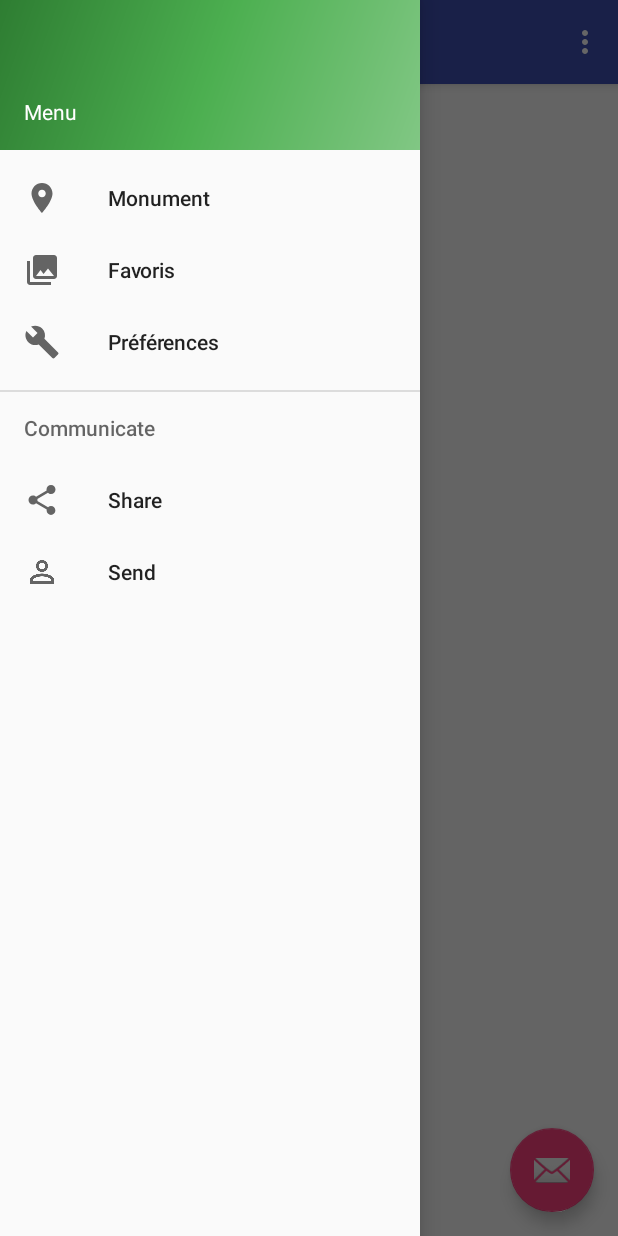
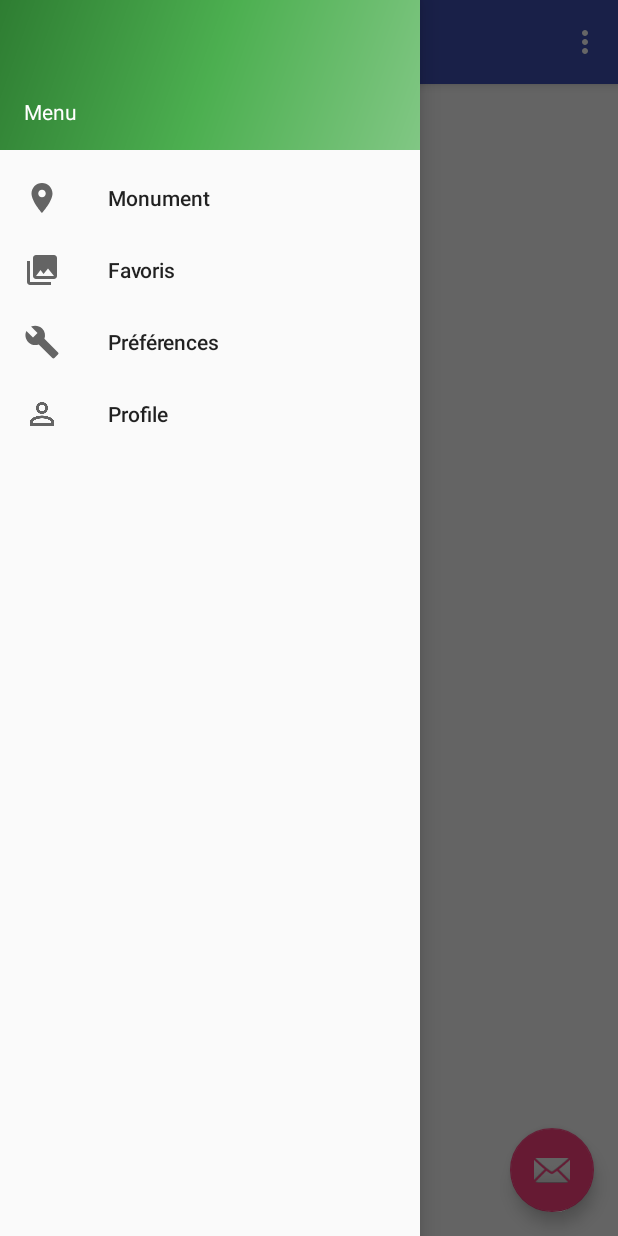
Before and after one commit to TravelCompanion/TravelCompanion, an Android app: the MenuActivity screen opened directly, with no data from a screen before it, with the side drawer open, on a phone screen of 412 x 824 dp. Run offline under Robolectric (Android 15) with nearby library versions, the light colour scheme and no system bars.

Commit message:
début ajout de la bar de menu de la page profile

```diff
--- a/TravelCompanionApp/app/src/main/AndroidManifest.xml
+++ b/TravelCompanionApp/app/src/main/AndroidManifest.xml
@@ -51,7 +51,8 @@
 
         <activity
             android:name="com.example.voyage.travelcompanionapp.MapsActivity"
-            android:label="@string/title_activity_maps" />
+            android:label="@string/title_activity_maps"
+            android:theme="@style/AppTheme.NoActionBar" />
         <activity
             android:name="com.example.voyage.travelcompanionapp.ProfilActivity"
             android:label="@string/title_activity_preferences"
--- a/TravelCompanionApp/app/src/main/res/layout/activity_maps.xml
+++ b/TravelCompanionApp/app/src/main/res/layout/activity_maps.xml
@@ -9,7 +9,7 @@
     android:id="@+id/map"
     android:name="com.google.android.gms.maps.SupportMapFragment"
     android:layout_width="match_parent"
-    android:layout_height="match_parent"
+    android:layout_height="341dp"
     tools:context="com.example.voyage.travelcompanionapp.MapsActivity" />
 
 </FrameLayout>
--- a/TravelCompanionApp/app/src/main/res/menu/activity_menu_drawer.xml
+++ b/TravelCompanionApp/app/src/main/res/menu/activity_menu_drawer.xml
@@ -15,19 +15,16 @@
             android:id="@+id/nav_pref"
             android:icon="@drawable/ic_menu_manage"
             android:title="Préférences" />
-    </group>
 
-    <item android:title="Communicate">
-        <menu>
-            <item
+
+           <!-- <item
                 android:id="@+id/nav_share"
                 android:icon="@drawable/ic_menu_share"
-                android:title="Share" />
+                android:title="Share" />-->
             <item
                 android:id="@+id/nav_profil"
                 android:icon="@drawable/ic_perm_identity_black_24dp"
-                android:title="Send" />
-        </menu>
-    </item>
+                android:title="Profile" />
+    </group>
 
 </menu>
--- a/TravelCompanionApp/app/src/main/res/values/strings.xml
+++ b/TravelCompanionApp/app/src/main/res/values/strings.xml
@@ -22,6 +22,7 @@
     <string name="action_settings">Settings</string>
     <string name="title_activity_menu">Menu</string>
     <string name="title_activity_maps">Map</string>
+    <string name="title_activity_profile">profile</string>
     <string name="title_activity_settings">Settings</string>
 
     <!-- Strings related to Settings -->
```
Also changed, not shown: TravelCompanionApp/app/src/main/java/com/example/voyage/travelcompanionapp/ProfilActivity.java (+53 -4 lines), TravelCompanionApp/app/src/main/res/layout/content_profil.xml (+4 -3 lines), 1 other file.
